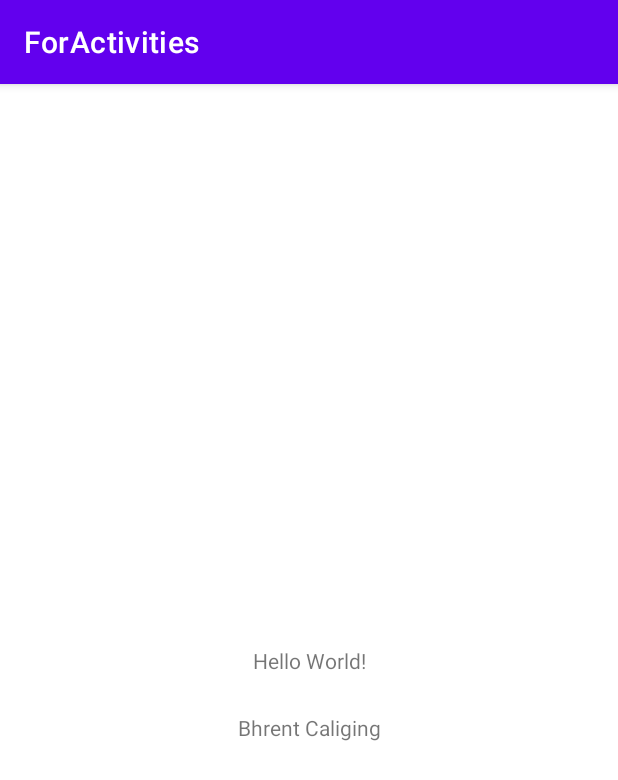
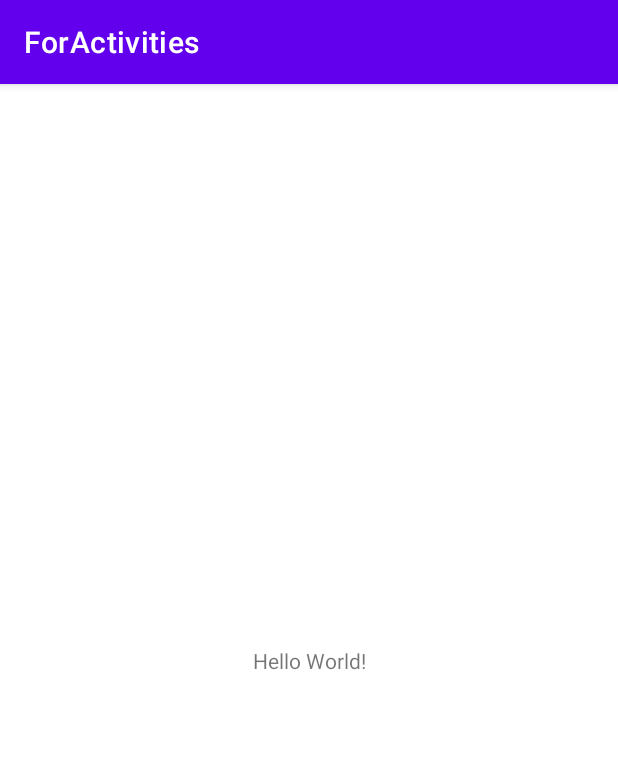
Before and after one commit to BhrentCaliging/Group8-BhReyVi, an Android app: the screen it shows after launch (MainActivity), on a phone screen of 412 x 824 dp. Shown: the top 780 px of the screen. Run offline under Robolectric (Android 15) with nearby library versions, the light colour scheme and no system bars.

Commit message:
Initial commit

```diff
--- a/app/src/main/res/layout/activity_main.xml
+++ b/app/src/main/res/layout/activity_main.xml
@@ -16,15 +16,5 @@
         app:layout_constraintRight_toRightOf="parent"
         app:layout_constraintTop_toTopOf="parent" />
 
-    <TextView
-        android:id="@+id/BC"
-        android:layout_width="wrap_content"
-        android:layout_height="wrap_content"
-        android:layout_margin="25dp"
-        android:text="@string/bhrent_caliging"
-        app:layout_constraintEnd_toEndOf="@+id/textView"
-        app:layout_constraintStart_toStartOf="@+id/textView"
-        app:layout_constraintTop_toBottomOf="@+id/textView" />
-
 
 </androidx.constraintlayout.widget.ConstraintLayout>
```
